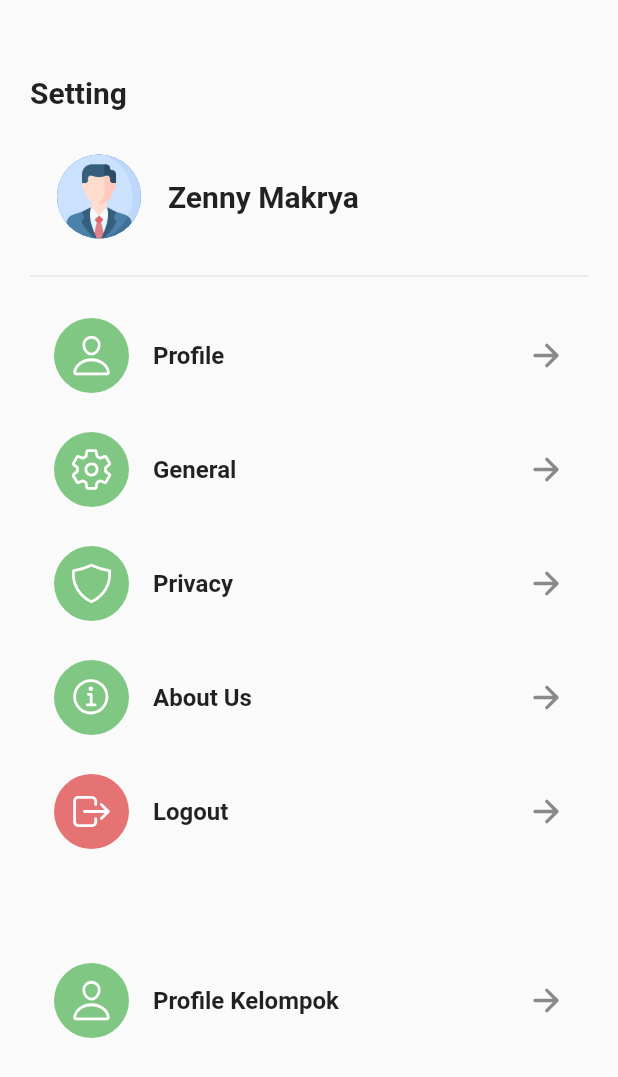
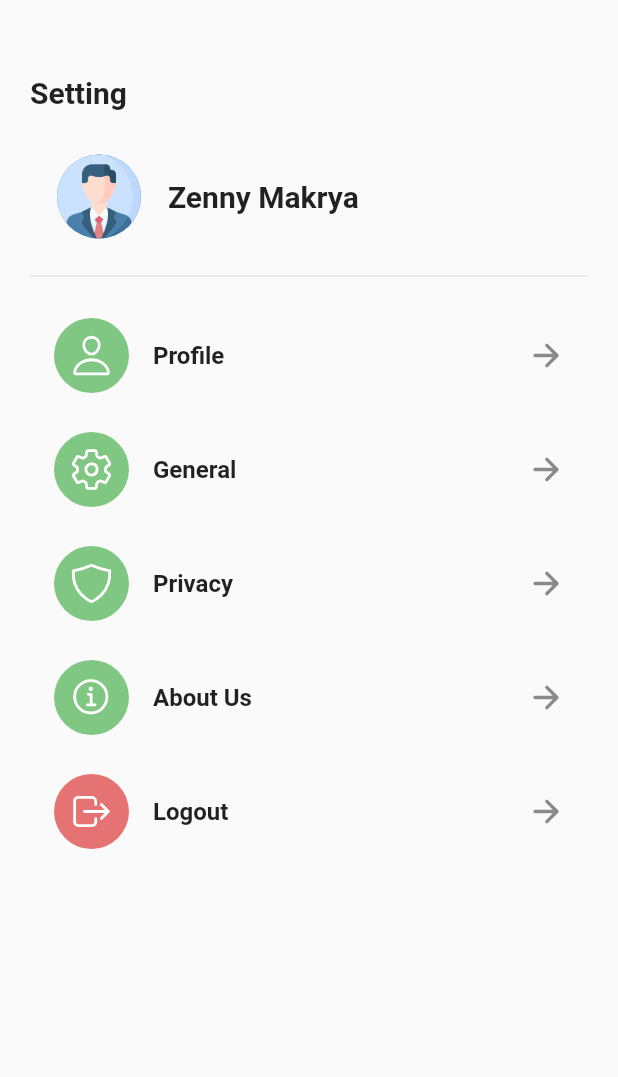
Before and after one commit to alexisngaing/ugd-d-4-hospital, a Flutter app: the SettingView widget shown alone on an empty page, opened directly, on a phone screen of 412 x 824 dp. Shown: the top 1077 px of the screen. Run offline on Flutter 3.47's test engine with Material 2 defaults, Android fonts, the phone set to English and light mode, and no system bars; our stand-ins replace fluttertoast, font_awesome_flutter, grouped_list, ionicons, shared_preferences; accounts and stored records are empty; Roboto replaces fonts that are missing (Poppins).

```diff
--- a/lib/View/setting.dart
+++ b/lib/View/setting.dart
@@ -131,7 +131,9 @@ class SettingView extends StatelessWidget {
             ),
             SizedBox(height: 20),
             ListTile(
-              onTap: () {},
+              onTap: () {
+                _navigateToProfileKelompok(context);
+              },
               leading: Container(
                 padding: EdgeInsets.all(10),
                 decoration: BoxDecoration(
@@ -179,34 +181,7 @@ class SettingView extends StatelessWidget {
               ),
               trailing: Icon(Ionicons.arrow_forward_outline),
             ),
-            SizedBox(height: 70),
-            ListTile(
-              onTap: () {
-                _navigateToProfileKelompok(context);
-              },
-              leading: Container(
-                padding: EdgeInsets.all(10),
-                decoration: BoxDecoration(
-                  color: Colors.green.shade300,
-                  shape: BoxShape.circle,
-                ),
-                child: Icon(
-                  Ionicons.person_outline,
-                  color: Colors.white,
-                  size: 30,
-                ),
-              ),
-              title: Text(
-                'Profile Kelompok',
-                style: TextStyle(
-                  fontWeight: FontWeight.bold,
-                  fontFamily: 'Poppins',
-                  fontSize: 16,
-                ),
-              ),
-              trailing: Icon(Ionicons.arrow_forward_outline),
-            ),
-            SizedBox(height: 20),
+            SizedBox(height: 160),
           ],
         ),
       ),
```
Also changed, not shown: lib/View/profile.dart (+121 -11 lines).
